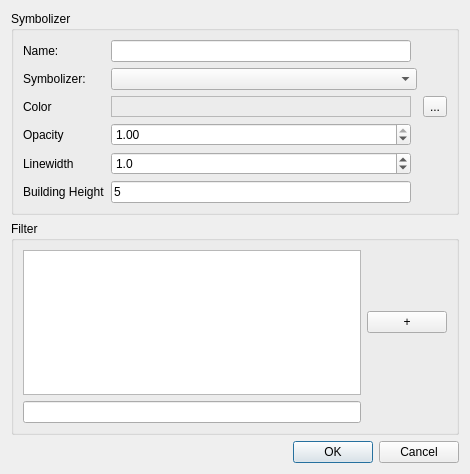
Qt form viewer_mapnik/src/guiruledefinition.ui (iut-ibk/DynaMind-Gui) before a commit.
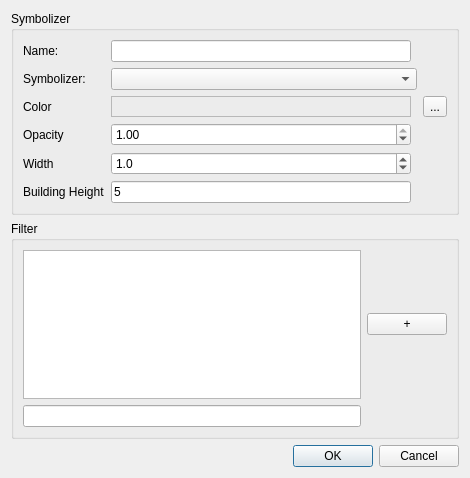
The same form after that commit.

Diff of the .ui file:
```diff
--- a/viewer_mapnik/src/guiruledefinition.ui
+++ b/viewer_mapnik/src/guiruledefinition.ui
@@ -7,7 +7,7 @@
     <x>0</x>
     <y>0</y>
     <width>470</width>
-    <height>474</height>
+    <height>478</height>
    </rect>
   </property>
   <property name="windowTitle">
@@ -77,7 +77,7 @@
       <item row="4" column="0">
        <widget class="QLabel" name="label_4">
         <property name="text">
-         <string>Linewidth</string>
+         <string>Width</string>
         </property>
        </widget>
       </item>
```
